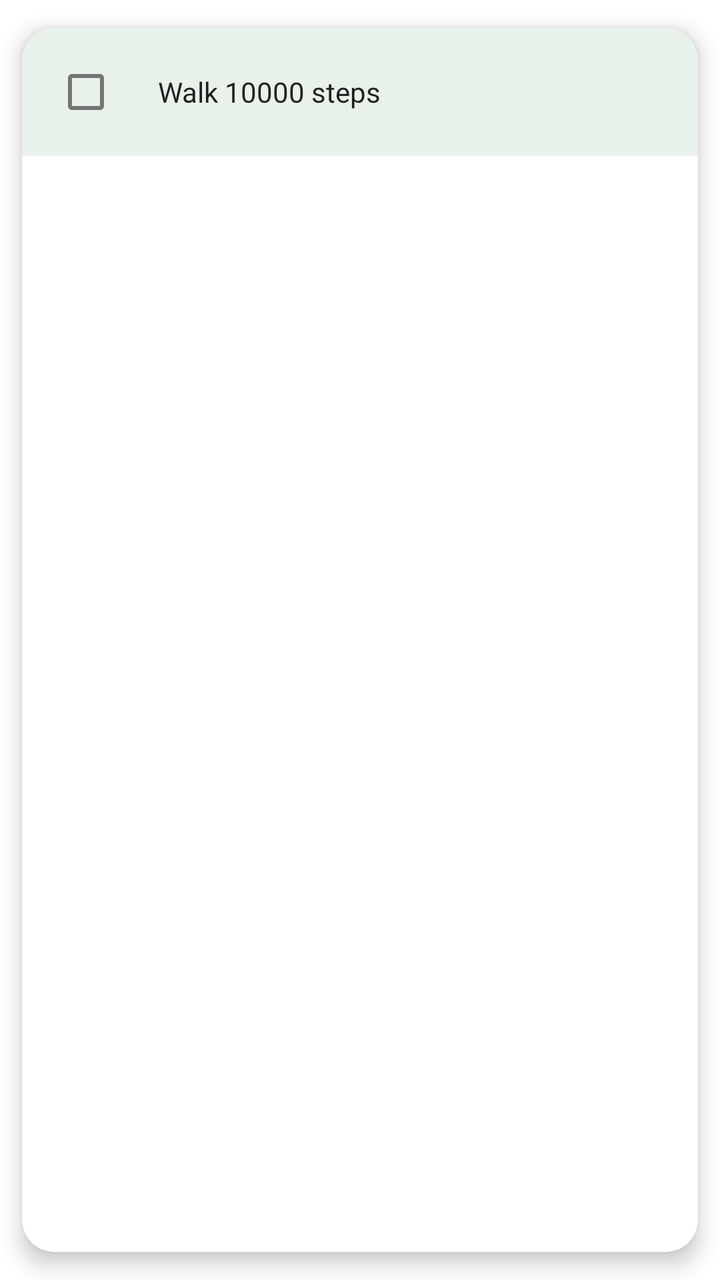
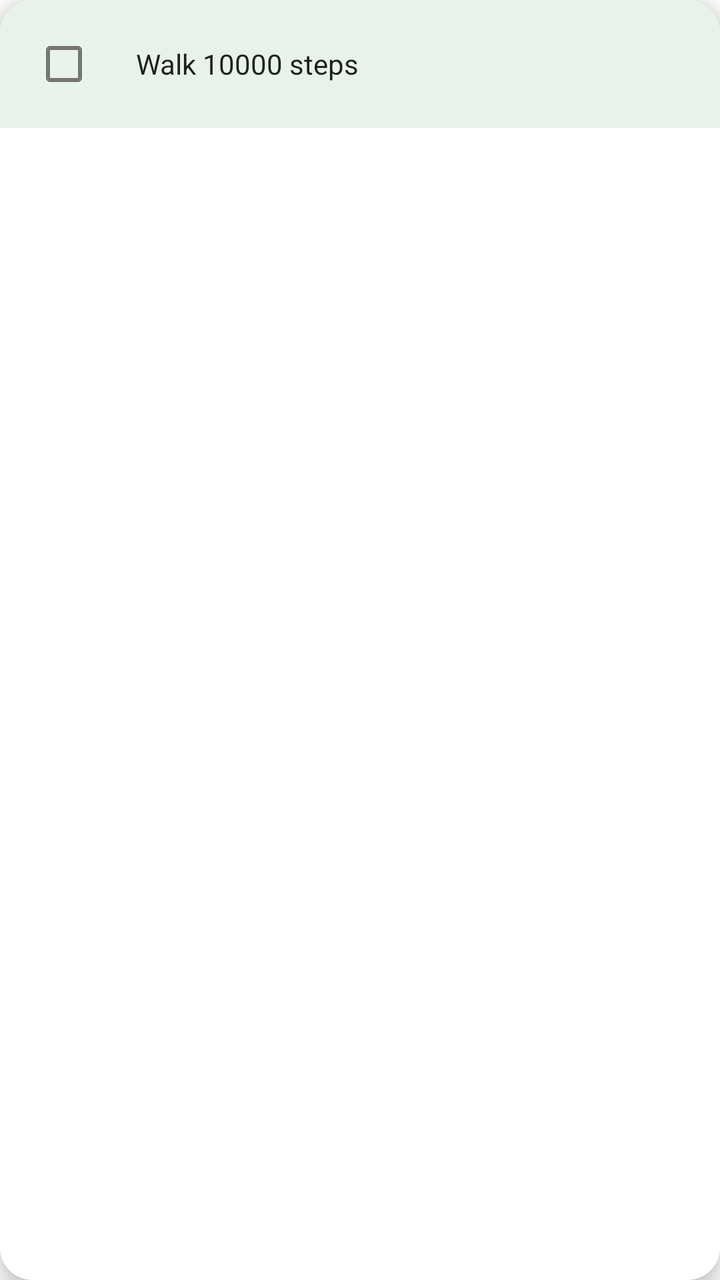

Screens rendered from an Android XML layout before and after an edit, with the pre-edit source and the edit as a unified diff.
<!-- AndroidManifest.xml: application theme Theme.HealthyDays -->
<!-- res/layout/item_habit.xml -->
<?xml version="1.0" encoding="utf-8"?>
<androidx.cardview.widget.CardView xmlns:android="http://schemas.android.com/apk/res/android"
    xmlns:app="http://schemas.android.com/apk/res-auto"
    android:layout_width="match_parent"
    android:layout_height="wrap_content"
    app:cardCornerRadius="16dp"
    app:cardElevation="6dp"
    app:cardUseCompatPadding="true">

    <LinearLayout
        android:layout_width="match_parent"
        android:layout_height="wrap_content"
        android:orientation="horizontal"
        android:padding="8dp"
        android:background="@color/habit_item_background">

        <CheckBox
            android:id="@+id/checkboxCompleted"
            android:layout_width="wrap_content"
            android:layout_height="wrap_content"
            android:checked="false"
            android:textColor="?android:attr/textColorPrimary" />

        <TextView
            android:id="@+id/textHabitName"
            android:layout_width="wrap_content"
            android:layout_height="wrap_content"
            android:layout_marginStart="12dp"
            android:textColor="?android:attr/textColorPrimary"
            android:text="@string/Steps" />

    </LinearLayout>

</androidx.cardview.widget.CardView>
<!-- resources referenced by this layout -->
<resources>
  <color name="habit_item_background">@color/healthy_day_1</color>
  <string name="Steps">Walk 10000 steps</string>
  <style name="Theme.HealthyDays" parent="Theme.MaterialComponents.DayNight.DarkActionBar">
          
          <item name="colorPrimary">@color/healthy_day_2</item>
          <item name="colorPrimaryVariant">@color/healthy_day_3</item>
          <item name="colorOnPrimary">@color/black</item>
          
          <item name="colorSecondary">@color/teal_200</item>
          <item name="colorSecondaryVariant">@color/teal_700</item>
          <item name="colorOnSecondary">@color/black</item>
          
          <item name="android:statusBarColor">?attr/colorPrimaryVariant</item>
          
      </style>
  <color name="healthy_day_1">#FFE9F2EA</color>
  <color name="healthy_day_2">#FFB9D9B8</color>
  <color name="healthy_day_3">#FF9BBF95</color>
  <color name="black">#FF000000</color>
  <color name="teal_200">#FF03DAC5</color>
  <color name="teal_700">#FF018786</color>
</resources>

<!-- the commit's change to res/layout/item_habit.xml (unified diff, before → after) -->
@@ -3,9 +3,11 @@
     xmlns:app="http://schemas.android.com/apk/res-auto"
     android:layout_width="match_parent"
     android:layout_height="wrap_content"
+    android:layout_marginHorizontal="12dp"
+    android:layout_marginVertical="10dp"
     app:cardCornerRadius="16dp"
     app:cardElevation="6dp"
-    app:cardUseCompatPadding="true">
+    app:cardUseCompatPadding="false">
 
     <LinearLayout
         android:layout_width="match_parent"
